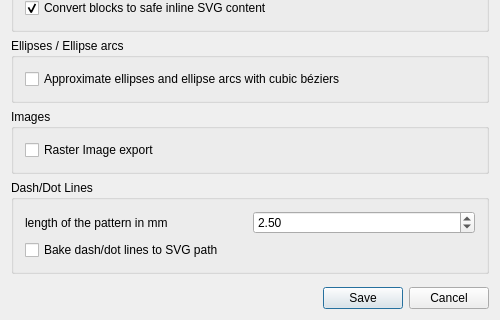
The window that librecad/src/ui/forms/qg_dlgoptionsmakercam.ui (ayaromenok/LibreCAD) describes before a commit, drawn with Qt 5; both pictures show x 0 to 500 and y 170 to 490 of the 500 by 490 pixel window.
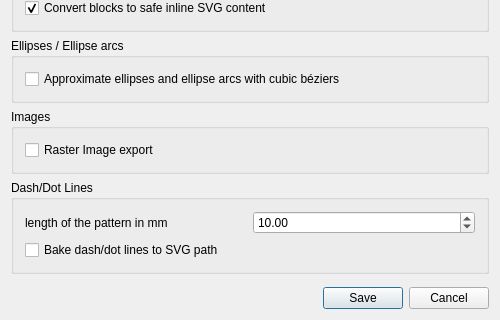
The same window after the commit.

Commit message: SVG Export: just in case - updated values in Export Dialog form

What changed in the file:
```diff
--- a/librecad/src/ui/forms/qg_dlgoptionsmakercam.ui
+++ b/librecad/src/ui/forms/qg_dlgoptionsmakercam.ui
@@ -162,11 +162,14 @@
           </item>
           <item>
            <widget class="QDoubleSpinBox" name="dSpinBoxDashLinePatternLength">
+            <property name="maximum">
+             <double>999.990000000000009</double>
+            </property>
             <property name="singleStep">
              <double>0.100000000000000</double>
             </property>
             <property name="value">
-             <double>2.500000000000000</double>
+             <double>10.000000000000000</double>
             </property>
            </widget>
           </item>
```
